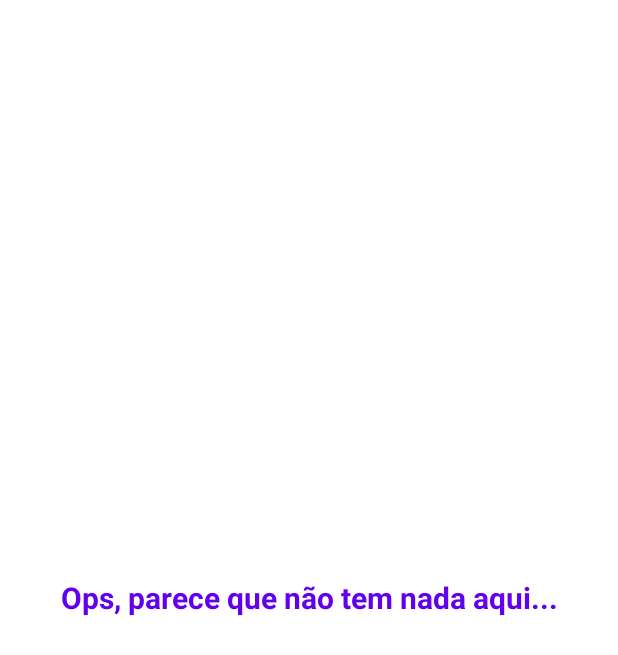
After one commit to cthiagoodev/investapp_compose, an Android app built with Jetpack Compose: the composable EmptyState called with empty values, on a phone screen of 412 x 824 dp. The commit adds this screen. Shown: the top 655 px of the screen. Run offline under Robolectric (Android 15) with nearby library versions, the phone set to English and light mode, and no system bars; libraries missing offline, so code that uses them is left out: com.patrykandpatrick.vico; 2 statements that could not run were skipped.

Commit message:
error and empty state quotation list

```diff
--- /dev/null
+++ b/app/src/main/java/br/com/thiagoodev/investapp/ui/common/empty/EmptyState.kt
@@ -0,0 +1,39 @@
+package br.com.thiagoodev.investapp.ui.common.empty
+
+import androidx.compose.foundation.layout.Arrangement
+import androidx.compose.foundation.layout.Column
+import androidx.compose.foundation.layout.fillMaxSize
+import androidx.compose.foundation.layout.padding
+import androidx.compose.material3.MaterialTheme
+import androidx.compose.material3.Text
+import androidx.compose.runtime.Composable
+import androidx.compose.ui.Alignment
+import androidx.compose.ui.Modifier
+import androidx.compose.ui.text.style.TextAlign
+import androidx.compose.ui.unit.dp
+
+@Composable
+fun EmptyState(message: String) {
+    Column(
+        modifier = Modifier
+            .padding(20.dp)
+            .fillMaxSize(),
+        verticalArrangement = Arrangement.Center,
+        horizontalAlignment = Alignment.CenterHorizontally,
+    ) {
+        Text(
+            modifier = Modifier.padding(bottom = 10.dp),
+            text = "Ops, parece que não tem nada aqui...",
+            textAlign = TextAlign.Center,
+            style = MaterialTheme.typography.titleMedium.copy(
+                color = MaterialTheme.colorScheme.primary,
+            ),
+        )
+
+        Text(
+            text = message,
+            textAlign = TextAlign.Center,
+            style = MaterialTheme.typography.bodySmall,
+        )
+    }
+}
```
Also changed, not shown: app/src/main/java/br/com/thiagoodev/investapp/ui/common/error/ErrorState.kt (added, +39 -0 lines), app/src/main/java/br/com/thiagoodev/investapp/ui/quotation/components/QuotationItem.kt (+21 -16 lines), app/src/main/java/br/com/thiagoodev/investapp/ui/quotation/components/QuotationList.kt (+13 -19 lines).
